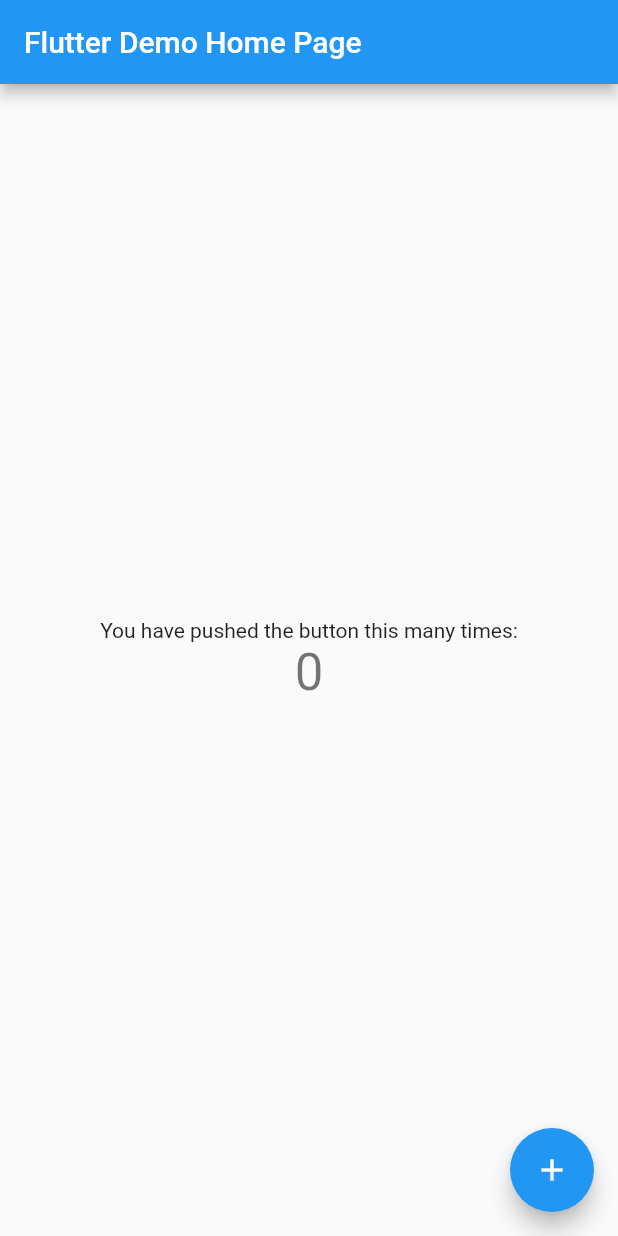
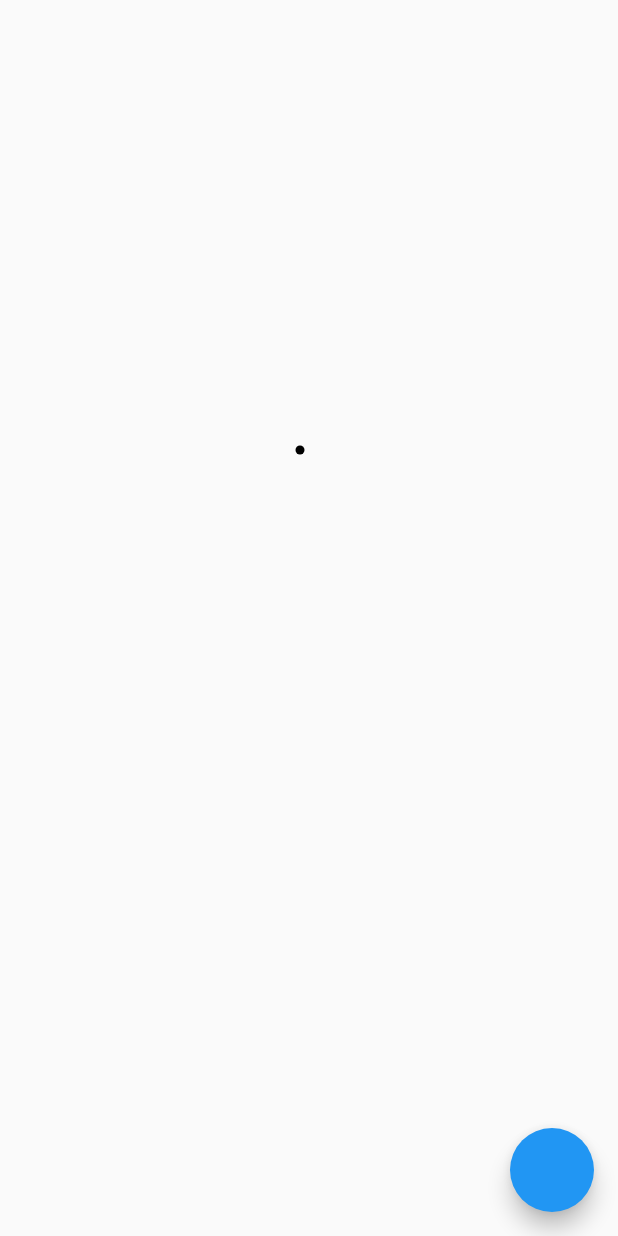
Before and after one commit to Aleadinglight/Flutter-Particles, a Flutter app: the screen it shows after launch, on a phone screen of 412 x 824 dp. Run offline on Flutter 3.47's test engine with Material 2 defaults, Android fonts, the phone set to English and light mode, and no system bars.

```diff
--- a/lib/main.dart
+++ b/lib/main.dart
@@ -1,4 +1,5 @@
 import 'package:flutter/material.dart';
+import 'package:particle/particle.dart';
 
 void main() => runApp(new MyApp());
 
@@ -43,67 +44,29 @@ class MyHomePage extends StatefulWidget {
 }
 
 class _MyHomePageState extends State<MyHomePage> {
-  int _counter = 0;
+  Particle a = new Particle(
+    color: Colors.black,
+    xCoor: 200.0,
+    yCoor: 300.0,
+    opacity: 1.0,
+    size: 3.0,
+  );
 
   void _incrementCounter() {
     setState(() {
-      // This call to setState tells the Flutter framework that something has
-      // changed in this State, which causes it to rerun the build method below
-      // so that the display can reflect the updated values. If we changed
-      // _counter without calling setState(), then the build method would not be
-      // called again, and so nothing would appear to happen.
-      _counter++;
+      a.move();
     });
   }
 
   @override
   Widget build(BuildContext context) {
-    // This method is rerun every time setState is called, for instance as done
-    // by the _incrementCounter method above.
-    //
-    // The Flutter framework has been optimized to make rerunning build methods
-    // fast, so that you can just rebuild anything that needs updating rather
-    // than having to individually change instances of widgets.
     return new Scaffold(
-      appBar: new AppBar(
-        // Here we take the value from the MyHomePage object that was created by
-        // the App.build method, and use it to set our appbar title.
-        title: new Text(widget.title),
-      ),
-      body: new Center(
-        // Center is a layout widget. It takes a single child and positions it
-        // in the middle of the parent.
-        child: new Column(
-          // Column is also layout widget. It takes a list of children and
-          // arranges them vertically. By default, it sizes itself to fit its
-          // children horizontally, and tries to be as tall as its parent.
-          //
-          // Invoke "debug paint" (press "p" in the console where you ran
-          // "flutter run", or select "Toggle Debug Paint" from the Flutter tool
-          // window in IntelliJ) to see the wireframe for each widget.
-          //
-          // Column has various properties to control how it sizes itself and
-          // how it positions its children. Here we use mainAxisAlignment to
-          // center the children vertically; the main axis here is the vertical
-          // axis because Columns are vertical (the cross axis would be
-          // horizontal).
-          mainAxisAlignment: MainAxisAlignment.center,
-          children: <Widget>[
-            new Text(
-              'You have pushed the button this many times:',
-            ),
-            new Text(
-              '$_counter',
-              style: Theme.of(context).textTheme.display1,
-            ),
-          ],
-        ),
+      body: CustomPaint(
+        foregroundPainter: a,
       ),
       floatingActionButton: new FloatingActionButton(
         onPressed: _incrementCounter,
-        tooltip: 'Increment',
-        child: new Icon(Icons.add),
-      ), // This trailing comma makes auto-formatting nicer for build methods.
+      ),
     );
   }
 }
```
Also changed, not shown: lib/particle.dart (+17 -3 lines).
